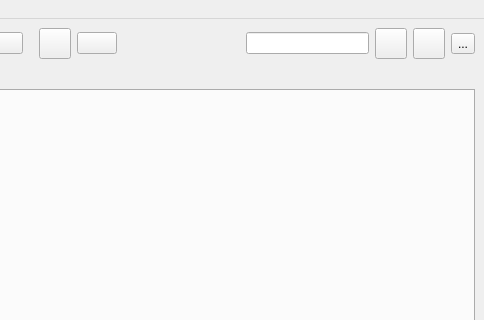
Above: galacteek/ui/galacteek.ui from pinnaculum/galacteek before the change; both pictures show x 132 to 616 and y 0 to 320 of the 616 by 435 pixel window. Below: the same form after it.
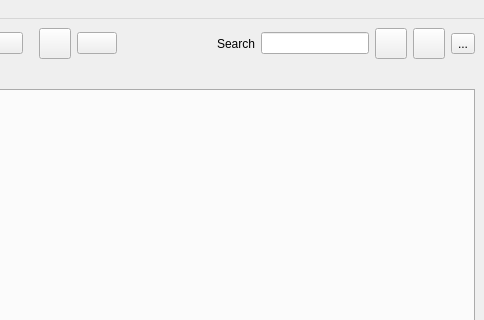
That is the form after the change. Icons and pictures are not drawn.

```diff
--- a/galacteek/ui/galacteek.ui
+++ b/galacteek/ui/galacteek.ui
@@ -181,6 +181,13 @@
           </property>
          </spacer>
         </item>
+        <item>
+         <widget class="QLabel" name="label">
+          <property name="text">
+           <string>Search</string>
+          </property>
+         </widget>
+        </item>
         <item>
          <widget class="QLineEdit" name="ipfsSearch">
           <property name="maximumSize">
```
Left out of the diff: 6 changed lines with no effect on the pictures.
